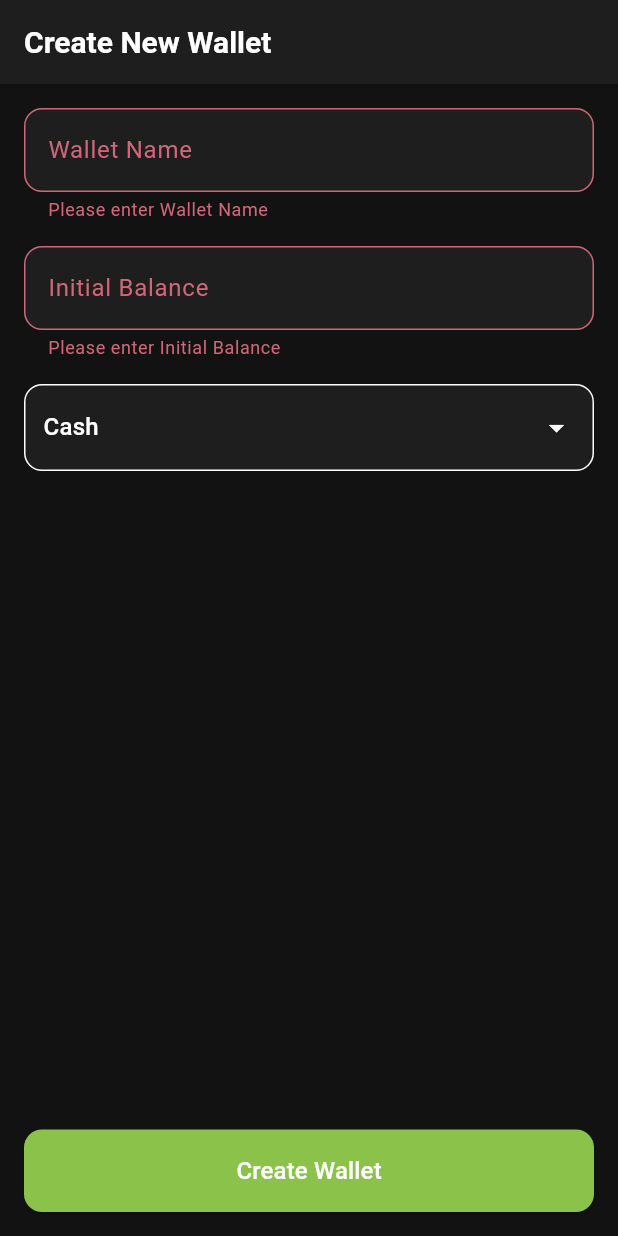
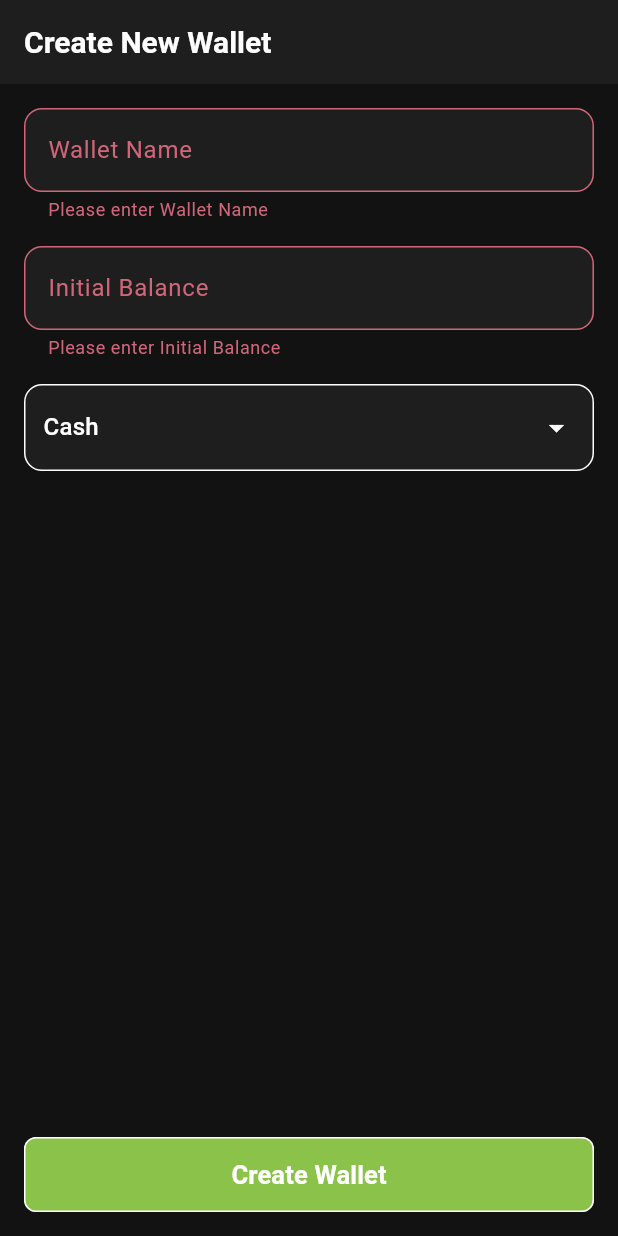
Before and after one commit to shas9/expense_tracker, a Flutter app: the CreateWalletWidget screen opened by its route, after a tap on "Create Wallet", on a phone screen of 412 x 824 dp. Run offline on Flutter 3.47's test engine with Material 3 defaults, Android fonts, the phone set to English and light mode, and no system bars; our stand-ins replace bloc, fl_chart, flutter_bloc, flutter_native_splash, flutter_screenutil, focus_detector and 5 more; accounts and stored records are empty; generated files the repository leaves out were written again.

Commit message:
- Refactored Create Wallet Module

```diff
--- /dev/null
+++ b/expense_tracker/expense_tracker/lib/common/widgets/primary_button_widget.dart
@@ -0,0 +1,62 @@
+import 'package:flutter/material.dart';
+
+class PrimaryButtonWidget extends StatefulWidget {
+  final VoidCallback? onPressed;
+  final String label;
+  final Color contentColor;
+  final Color backgroundColor;
+  final double height;
+  final bool isDisabled;
+  final bool showBorder;
+  final bool shouldBold;
+
+  const PrimaryButtonWidget({
+    super.key,
+    required this.label,
+    this.contentColor = Colors.white,
+    this.backgroundColor = Colors.lightGreen,
+    this.height = 50,
+    this.isDisabled = false,
+    this.showBorder = true,
+    this.shouldBold = false,
+    this.onPressed,
+  });
+
+  @override
+  State<PrimaryButtonWidget> createState() => _PrimaryButtonWidgetState();
+}
+
+class _PrimaryButtonWidgetState extends State<PrimaryButtonWidget> {
+  @override
+  Widget build(BuildContext context) {
+    return Opacity(
+      opacity: widget.isDisabled ? 0.3 : 1,
+      child: SizedBox(
+        width: double.infinity, // Maximum possible width
+        height: widget.height,
+        child: OutlinedButton(
+          onPressed: widget.isDisabled ? null : widget.onPressed,
+          style: OutlinedButton.styleFrom(
+            foregroundColor: widget.contentColor,
+            backgroundColor: widget.backgroundColor,
+            side: BorderSide(
+              color: widget.showBorder ? Colors.white : Colors.transparent,
+              width: 1.0,
+            ),
+            shape: RoundedRectangleBorder(
+              borderRadius: BorderRadius.circular(8),
+            ),
+          ),
+          child: Text(
+            widget.label,
+            style: TextStyle(
+              fontSize: 17,
+              fontWeight: widget.shouldBold ? FontWeight.w800 : FontWeight.w600,
+              color: widget.contentColor,
+            ),
+          ),
+        ),
+      ),
+    );
+  }
+}
--- /dev/null
+++ b/expense_tracker/expense_tracker/lib/common/widgets/primary_dropdown_widget.dart
@@ -0,0 +1,50 @@
+import 'package:flutter/material.dart';
+
+class PrimaryDropdownWidget extends StatelessWidget {
+  final String selectedDropdownType;
+  final List<String> itemList;
+  final ValueChanged<String?> onValueChanged;
+
+  const PrimaryDropdownWidget({
+    super.key,
+    required this.selectedDropdownType,
+    required this.itemList,
+    required this.onValueChanged,
+  });
+
+  @override
+  Widget build(BuildContext context) {
+    final theme = Theme.of(context);
+    final colorScheme = theme.colorScheme;
+    return Container(
+      padding: const EdgeInsets.symmetric(horizontal: 12, vertical: 4),
+      decoration: BoxDecoration(
+        color: colorScheme.surface,
+        borderRadius: BorderRadius.circular(12),
+        border: Border.all(color: colorScheme.outlineVariant),
+      ),
+      child: DropdownButtonHideUnderline(
+        child: DropdownButton<String>(
+          value: selectedDropdownType,
+          isExpanded: true,
+          icon: Icon(Icons.arrow_drop_down, color: colorScheme.onSurface),
+          dropdownColor: colorScheme.surface,
+          items: itemList
+              .map(
+                (type) => DropdownMenuItem(
+                  value: type,
+                  child: Text(
+                    type,
+                    style: TextStyle(
+                      color: colorScheme.onSurface,
+                    ),
+                  ),
+                ),
+              )
+              .toList(),
+          onChanged: onValueChanged,
+        ),
+      ),
+    );
+  }
+}
--- /dev/null
+++ b/expense_tracker/expense_tracker/lib/common/widgets/primary_text_field.dart
@@ -0,0 +1,41 @@
+import 'package:flutter/material.dart';
+
+class PrimaryTextField extends StatelessWidget {
+  final TextEditingController controller;
+  final String label;
+  final String hint;
+  final bool isNumber;
+  const PrimaryTextField({
+    super.key,
+    required this.controller,
+    required this.label,
+    required this.hint,
+    this.isNumber = false,
+  });
+
+  @override
+  Widget build(BuildContext context) {
+    final theme = Theme.of(context);
+    final colorScheme = theme.colorScheme;
+    return TextFormField(
+      controller: controller,
+      keyboardType: isNumber ? TextInputType.number : TextInputType.text,
+      decoration: InputDecoration(
+        labelText: label,
+        hintText: hint,
+        filled: true,
+        fillColor: colorScheme.surface,
+        border: OutlineInputBorder(borderRadius: BorderRadius.circular(12)),
+      ),
+      validator: (value) {
+        if (value == null || value.isEmpty) {
+          return 'Please enter $label';
+        }
+        if (isNumber && double.tryParse(value) == null) {
+          return 'Please enter a valid number';
+        }
+        return null;
+      },
+    );
+  }
+}
--- /dev/null
+++ b/expense_tracker/expense_tracker/lib/data/model/ui_model/common/wallet_type_ui_model.dart
@@ -0,0 +1,17 @@
+import 'dart:ui';
+
+import 'package:flutter/material.dart';
+
+class WalletTypeUiModel {
+  final int id;
+  final String name;
+  final IconData icon;
+  final Color color;
+
+  WalletTypeUiModel({
+    required this.id,
+    required this.name,
+    required this.icon,
+    required this.color,
+  });
+}
--- /dev/null
+++ b/expense_tracker/expense_tracker/lib/data/model/ui_model/create_wallet/create_wallet_ui_model.dart
@@ -0,0 +1,11 @@
+import 'package:flutter/material.dart';
+
+class CreateWalletUiModel {
+  final formKey = GlobalKey<FormState>();
+  final nameController = TextEditingController();
+  final balanceController = TextEditingController();
+  String selectedWalletType = '';
+  List<String> walletTypes = [];
+
+  CreateWalletUiModel();
+}
--- a/expense_tracker/expense_tracker/lib/data/repositories/main_repository.dart
+++ b/expense_tracker/expense_tracker/lib/data/repositories/main_repository.dart
@@ -1,7 +1,10 @@
+import 'package:expense_tracker/data/model/ui_model/common/wallet_type_ui_model.dart';
 import 'package:expense_tracker/data/repositories/data_repositoy.dart/category_repository.dart';
+import 'package:flutter/material.dart';
 
 abstract class MainRepository {
   Future<void> loadInitialData();
+  Future<List<WalletTypeUiModel>> loadWalletTypeList();
 }
 
 class MainRepositoryImpl extends MainRepository {
@@ -13,7 +16,42 @@ class MainRepositoryImpl extends MainRepository {
 
   @override
   Future<void> loadInitialData() async {
-    // Create some default categories
+    await loadCategoryData();
+  }
+
+  @override
+  Future<List<WalletTypeUiModel>> loadWalletTypeList() async {
+    return [
+      WalletTypeUiModel(
+        id: 1,
+        name: 'Cash',
+        icon: Icons.money,
+        color: Colors.green,
+      ),
+      WalletTypeUiModel(
+        id: 2,
+        name: 'Bank Account',
+        icon: Icons.account_balance,
+        color: Colors.blue,
+      ),
+      WalletTypeUiModel(
+        id: 3,
+        name: 'Credit Card',
+        icon: Icons.credit_card,
+        color: Colors.purple,
+      ),
+      WalletTypeUiModel(
+        id: 4,
+        name: 'Mobile Banking',
+        icon: Icons.phone_iphone,
+        color: Colors.orange,
+      ),
+    ];
+  }
+
+  // MARK: Private Method
+
+  Future<void> loadCategoryData() async {
     await categoryRepository.createCategory(
       name: 'Food',
       icon: '🍔',
--- a/expense_tracker/expense_tracker/lib/presenter/pages/create_wallet/bloc/create_wallet_bloc.dart
+++ b/expense_tracker/expense_tracker/lib/presenter/pages/create_wallet/bloc/create_wallet_bloc.dart
@@ -2,7 +2,9 @@ import 'dart:ui';
 
 import 'package:bloc/bloc.dart';
 import 'package:expense_tracker/common/utilities/parser.dart';
+import 'package:expense_tracker/data/model/ui_model/common/wallet_type_ui_model.dart';
 import 'package:expense_tracker/data/repositories/data_repositoy.dart/wallet_repository.dart';
+import 'package:expense_tracker/data/repositories/main_repository.dart';
 import 'package:kiwi/kiwi.dart';
 
 part 'create_wallet_event.dart';
@@ -10,8 +12,19 @@ part 'create_wallet_state.dart';
 
 class CreateWalletBloc extends Bloc<CreateWalletEvent, CreateWalletState> {
   final WalletRepository walletRepository = KiwiContainer().resolve<WalletRepository>();
+  final MainRepository mainRepository = KiwiContainer().resolve<MainRepository>();
   CreateWalletBloc() : super(CreateWalletInitial()) {
+    on<CreateWalletInitEvent>(onCreateWalletInitEvent);
     on<CreateWalletRequestedEvent>(onCreateWalletRequestedEvent);
+  }
+
+  Future<void> onCreateWalletInitEvent(CreateWalletInitEvent event, Emitter<CreateWalletState> emit) async {
+    try {
+      final walletTyepList = await mainRepository.loadWalletTypeList();
+      emit(WalletTypeListLoadedState(walletTyepList));
+    } catch (e) {
+      emit(DisplayErrorMessage(e.toString()));
+    }
   }
 
   Future<void> onCreateWalletRequestedEvent(CreateWalletRequestedEvent event, Emitter<CreateWalletState> emit) async {
--- a/expense_tracker/expense_tracker/lib/presenter/pages/create_wallet/bloc/create_wallet_event.dart
+++ b/expense_tracker/expense_tracker/lib/presenter/pages/create_wallet/bloc/create_wallet_event.dart
@@ -1,6 +1,8 @@
 part of 'create_wallet_bloc.dart';
 
 sealed class CreateWalletEvent {}
+
+class CreateWalletInitEvent extends CreateWalletEvent {}
 
 class CreateWalletRequestedEvent extends CreateWalletEvent {
   final String name;
--- a/expense_tracker/expense_tracker/lib/presenter/pages/create_wallet/bloc/create_wallet_state.dart
+++ b/expense_tracker/expense_tracker/lib/presenter/pages/create_wallet/bloc/create_wallet_state.dart
@@ -7,6 +7,12 @@ final class CreateWalletActionState extends CreateWalletState {}
 
 final class CreateWalletCloseEventState extends CreateWalletActionState {}
 
+final class WalletTypeListLoadedState extends CreateWalletActionState {
+  final List<WalletTypeUiModel> walletTypeModel;
+
+  WalletTypeListLoadedState(this.walletTypeModel);
+}
+
 final class DisplayErrorMessage extends CreateWalletActionState {
   final String errorMessage;
   DisplayErrorMessage(this.errorMessage);
--- a/expense_tracker/expense_tracker/lib/presenter/pages/create_wallet/create_wallet_widget.dart
+++ b/expense_tracker/expense_tracker/lib/presenter/pages/create_wallet/create_wallet_widget.dart
@@ -1,3 +1,8 @@
+import 'package:expense_tracker/common/widgets/primary_button_widget.dart';
+import 'package:expense_tracker/common/widgets/primary_dropdown_widget.dart';
+import 'package:expense_tracker/common/widgets/primary_text_field.dart';
+import 'package:expense_tracker/data/model/ui_model/common/wallet_type_ui_model.dart';
+import 'package:expense_tracker/data/model/ui_model/create_wallet/create_wallet_ui_model.dart';
 import 'package:expense_tracker/presenter/pages/create_wallet/bloc/create_wallet_bloc.dart';
 import 'package:flutter/material.dart';
 import 'package:flutter_bloc/flutter_bloc.dart';
@@ -11,23 +16,47 @@ class CreateWalletWidget extends StatefulWidget {
 }
 
 class _CreateWalletWidgetState extends State<CreateWalletWidget> {
-  final _formKey = GlobalKey<FormState>();
-  final _nameController = TextEditingController();
-  final _balanceController = TextEditingController();
-  String _selectedWalletType = 'Cash';
-  final List<String> _walletTypes = [
-    'Cash',
-    'Bank Account',
-    'Credit Card',
-    'Mobile Banking'
-  ];
-
-  late final CreateWalletBloc _createWalletBloc;
+  final CreateWalletBloc _bloc = KiwiContainer().resolve<CreateWalletBloc>();
+  final CreateWalletUiModel _uiModel = CreateWalletUiModel();
 
   @override
   void initState() {
+    _bloc.add(CreateWalletInitEvent());
     super.initState();
-    _createWalletBloc = KiwiContainer().resolve<CreateWalletBloc>();
+  }
+
+  @override
+  void dispose() {
+    _uiModel.nameController.dispose();
+    _uiModel.balanceController.dispose();
+    super.dispose();
+  }
+
+  void _onWalletTypeChanged(String? value) {
+    if (value == null) return;
+    setState(() {
+      _uiModel.selectedWalletType = value;
+    });
+  }
+
+  void _onCreateWallet() {
+    if (_uiModel.formKey.currentState!.validate()) {
+      _bloc.add(
+        CreateWalletRequestedEvent(
+            name: _uiModel.nameController.text,
+            type: _uiModel.selectedWalletType,
+            initialBalance: double.parse(_uiModel.balanceController.text),
+            walletColor: Colors.green),
+      );
+    }
+  }
+
+  void _onWalletTypeListLoaded(List<WalletTypeUiModel> walletTypeList) {
+    setState(() {
+      _uiModel.walletTypes =
+          walletTypeList.map((walletType) => walletType.name).toList();
+      _uiModel.selectedWalletType = _uiModel.walletTypes.first;
+    });
   }
 
   @override
@@ -35,19 +64,15 @@ class _CreateWalletWidgetState extends State<CreateWalletWidget> {
     final theme = Theme.of(context);
     final colorScheme = theme.colorScheme;
 
-    return BlocProvider.value(
-      value: _createWalletBloc,
-      child: Scaffold(
-        appBar: AppBar(
-          title: const Text('Create New Wallet'),
-          backgroundColor: colorScheme.surfaceContainerHighest,
-        ),
-        body: BlocConsumer<CreateWalletBloc, CreateWalletState>(
+    return BlocConsumer<CreateWalletBloc, CreateWalletState>(
+      bloc: _bloc,
       listenWhen: (previous, current) => current is CreateWalletActionState,
       buildWhen: (previous, current) => current is! CreateWalletActionState,
       listener: (context, state) {
         if (state is CreateWalletCloseEventState) {
           Navigator.pop(context);
+        } else if (state is WalletTypeListLoadedState) {
+          _onWalletTypeListLoaded(state.walletTypeModel);
         } else if (state is DisplayErrorMessage) {
           ScaffoldMessenger.of(context).showSnackBar(
             SnackBar(content: Text(state.errorMessage)),
@@ -55,140 +80,49 @@ class _CreateWalletWidgetState extends State<CreateWalletWidget> {
         }
       },
       builder: (context, state) {
-            return SafeArea(
+        return Scaffold(
+          appBar: AppBar(
+            title: const Text('Create New Wallet'),
+            backgroundColor: colorScheme.surfaceContainerHighest,
+          ),
+          body: SafeArea(
             child: Padding(
               padding: const EdgeInsets.all(16.0),
               child: Form(
-                  key: _formKey,
+                key: _uiModel.formKey,
                 child: Column(
                   crossAxisAlignment: CrossAxisAlignment.start,
                   children: [
-                      _buildTextField(
-                        _nameController,
-                        'Wallet Name',
-                        'Enter wallet name',
-                        colorScheme,
+                    PrimaryTextField(
+                      controller: _uiModel.nameController,
+                      label: 'Wallet Name',
+                      hint: 'Enter wallet name',
                     ),
                     const SizedBox(height: 16),
-                      _buildTextField(
-                        _balanceController,
-                        'Initial Balance',
-                        'Enter initial balance',
-                        colorScheme,
+                    PrimaryTextField(
+                      controller: _uiModel.balanceController,
+                      label: 'Initial Balance',
+                      hint: 'Enter initial balance',
                       isNumber: true,
                     ),
                     const SizedBox(height: 16),
-                      _buildCustomDropdown(colorScheme),
+                    PrimaryDropdownWidget(
+                      selectedDropdownType: _uiModel.selectedWalletType,
+                      itemList: _uiModel.walletTypes,
+                      onValueChanged: _onWalletTypeChanged,
+                    ),
                     const Spacer(),
-                      SizedBox(
-                        width: double.infinity,
-                        child: ElevatedButton(
-                          onPressed: _createWallet,
-                          style: ElevatedButton.styleFrom(
-                            padding: const EdgeInsets.symmetric(vertical: 16),
-                            shape: RoundedRectangleBorder(
-                                borderRadius: BorderRadius.circular(12)),
-                            backgroundColor: Colors.lightGreen,
-                          ),
-                          child: Text(
-                            'Create Wallet',
-                            style: TextStyle(
-                                color: colorScheme.onSurface, fontSize: 16),
-                          ),
-                        ),
+                    PrimaryButtonWidget(
+                      label: 'Create Wallet',
+                      onPressed: _onCreateWallet,
                     ),
                   ],
                 ),
               ),
             ),
-            );
-          },
-        ),
           ),
         );
-  }
-
-  Widget _buildTextField(
-    TextEditingController controller,
-    String label,
-    String hint,
-    ColorScheme colorScheme, {
-    bool isNumber = false,
-  }) {
-    return TextFormField(
-      controller: controller,
-      keyboardType: isNumber ? TextInputType.number : TextInputType.text,
-      decoration: InputDecoration(
-        labelText: label,
-        hintText: hint,
-        filled: true,
-        fillColor: colorScheme.surface,
-        border: OutlineInputBorder(borderRadius: BorderRadius.circular(12)),
-      ),
-      validator: (value) {
-        if (value == null || value.isEmpty) {
-          return 'Please enter $label';
-        }
-        if (isNumber && double.tryParse(value) == null) {
-          return 'Please enter a valid number';
-        }
-        return null;
       },
     );
   }
-
-  Widget _buildCustomDropdown(ColorScheme colorScheme) {
-    return Container(
-      padding: const EdgeInsets.symmetric(horizontal: 12, vertical: 4),
-      decoration: BoxDecoration(
-        color: colorScheme.surface,
-        borderRadius: BorderRadius.circular(12),
-        border: Border.all(color: colorScheme.outlineVariant),
-      ),
-      child: DropdownButtonHideUnderline(
-        child: DropdownButton<String>(
-          value: _selectedWalletType,
-          isExpanded: true,
-          icon: Icon(Icons.arrow_drop_down, color: colorScheme.onSurface),
-          dropdownColor: colorScheme.surface,
-          items: _walletTypes
-              .map(
-                (type) => DropdownMenuItem(
-                  value: type,
-                  child: Text(
-                    type,
-                    style: TextStyle(
-                      color: colorScheme.onSurface,
-                    ),
-                  ),
-                ),
-              )
-              .toList(),
-          onChanged: (value) {
-            setState(() => _selectedWalletType = value!);
-          },
-        ),
-      ),
-    );
 }
-
-  void _createWallet() {
-    if (_formKey.currentState!.validate()) {
-      _createWalletBloc.add(
-        CreateWalletRequestedEvent(
-          name: _nameController.text,
-          type: _selectedWalletType,
-          initialBalance: double.parse(_balanceController.text),
-          walletColor: Colors.green
-        ),
-      );
-    }
-  }
-
-  @override
-  void dispose() {
-    _nameController.dispose();
-    _balanceController.dispose();
-    super.dispose();
-  }
-}
```
Lines whose indentation alone changed are shown as unchanged.
